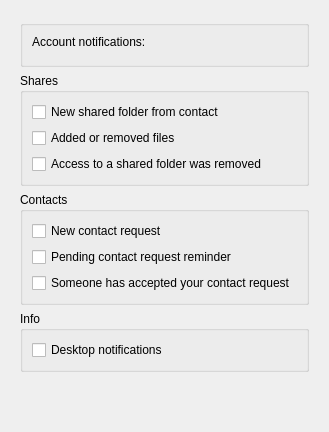
Old version of the form src/MEGASync/gui/win/NotificationsSettings.ui in the repository meganz/MEGAsync.
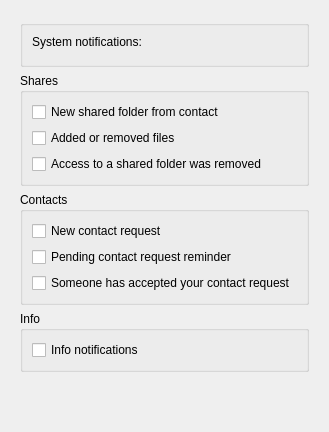
New version of the form. Custom widgets are drawn as their Qt base class.

Commit message: SNC-2553. Some word changed in new Notification Settings

Diff of the .ui file:
```diff
--- a/src/MEGASync/gui/win/NotificationsSettings.ui
+++ b/src/MEGASync/gui/win/NotificationsSettings.ui
@@ -35,7 +35,7 @@
       <item>
        <widget class="QLabel" name="GeneralSwithState">
         <property name="text">
-         <string>Account notifications:</string>
+         <string>System notifications:</string>
         </property>
        </widget>
       </item>
@@ -151,7 +151,7 @@
          <item>
           <widget class="QCheckBox" name="DesktopCheck">
            <property name="text">
-            <string>Desktop notifications</string>
+            <string>Info notifications</string>
            </property>
            <property name="NotificationType" stdset="0">
             <UInt>7</UInt>
```
The commit also changes 3 other files.
